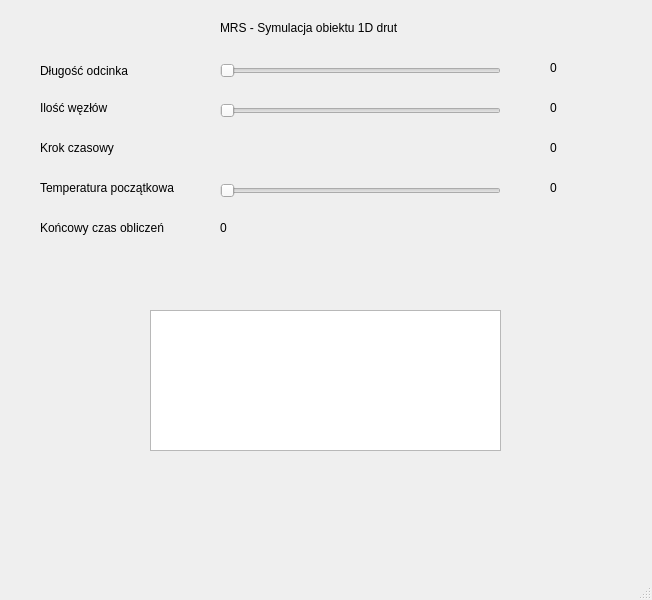
remble1/fdm_python_symulation, file MainWindowSample1.ui: the form before one commit.
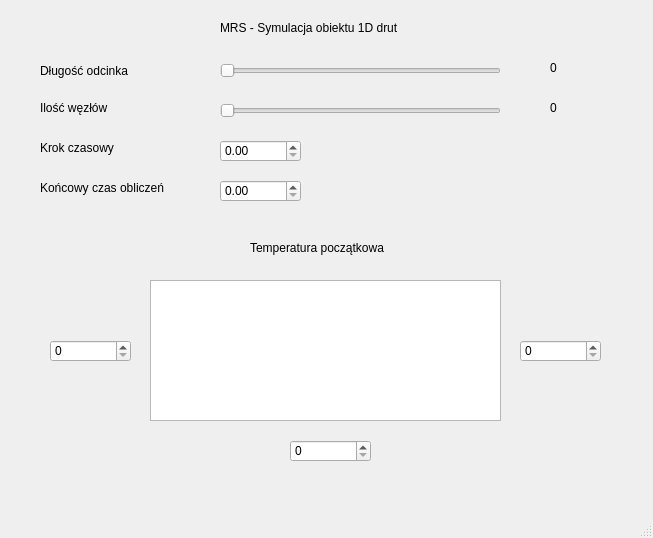
The form after the commit.

Commit message: connect slider with label

Patch:
```diff
--- a/MainWindowSample1.ui
+++ b/MainWindowSample1.ui
@@ -6,8 +6,8 @@
    <rect>
     <x>0</x>
     <y>0</y>
-    <width>652</width>
-    <height>600</height>
+    <width>653</width>
+    <height>538</height>
    </rect>
   </property>
   <property name="windowTitle">
@@ -104,8 +104,8 @@
    <widget class="QLabel" name="label_6">
     <property name="geometry">
      <rect>
-      <x>40</x>
-      <y>180</y>
+      <x>250</x>
+      <y>240</y>
       <width>151</width>
       <height>16</height>
      </rect>
@@ -114,24 +114,11 @@
      <string>Temperatura początkowa</string>
     </property>
    </widget>
-   <widget class="QSlider" name="horizontalSlider_5">
-    <property name="geometry">
-     <rect>
-      <x>220</x>
-      <y>180</y>
-      <width>281</width>
-      <height>22</height>
-     </rect>
-    </property>
-    <property name="orientation">
-     <enum>Qt::Horizontal</enum>
-    </property>
-   </widget>
    <widget class="QGraphicsView" name="graphicsView">
     <property name="geometry">
      <rect>
       <x>150</x>
-      <y>310</y>
+      <y>280</y>
       <width>351</width>
       <height>141</height>
      </rect>
@@ -141,7 +128,7 @@
     <property name="geometry">
      <rect>
       <x>40</x>
-      <y>220</y>
+      <y>180</y>
       <width>161</width>
       <height>16</height>
      </rect>
@@ -176,43 +163,75 @@
      <string>0</string>
     </property>
    </widget>
-   <widget class="QLabel" name="label_10">
+   <widget class="QSpinBox" name="setTempL">
     <property name="geometry">
      <rect>
-      <x>550</x>
+      <x>50</x>
+      <y>340</y>
+      <width>81</width>
+      <height>22</height>
+     </rect>
+    </property>
+    <property name="maximum">
+     <number>1000</number>
+    </property>
+   </widget>
+   <widget class="QSpinBox" name="setTempM">
+    <property name="geometry">
+     <rect>
+      <x>290</x>
+      <y>440</y>
+      <width>81</width>
+      <height>22</height>
+     </rect>
+    </property>
+    <property name="maximum">
+     <number>1000</number>
+    </property>
+   </widget>
+   <widget class="QSpinBox" name="setTempP">
+    <property name="geometry">
+     <rect>
+      <x>520</x>
+      <y>340</y>
+      <width>81</width>
+      <height>22</height>
+     </rect>
+    </property>
+    <property name="maximum">
+     <number>1000</number>
+    </property>
+   </widget>
+   <widget class="QDoubleSpinBox" name="krokCzasowyDoubleSpinBox">
+    <property name="geometry">
+     <rect>
+      <x>220</x>
       <y>140</y>
-      <width>55</width>
-      <height>16</height>
+      <width>81</width>
+      <height>22</height>
      </rect>
     </property>
-    <property name="text">
-     <string>0</string>
+    <property name="maximum">
+     <double>10.000000000000000</double>
+    </property>
+    <property name="singleStep">
+     <double>0.100000000000000</double>
     </property>
    </widget>
-   <widget class="QLabel" name="label_12">
+   <widget class="QDoubleSpinBox" name="koncowyCzasDoubleSpinBox_2">
     <property name="geometry">
      <rect>
-      <x>550</x>
+      <x>220</x>
       <y>180</y>
-      <width>55</width>
-      <height>16</height>
+      <width>81</width>
+      <height>22</height>
      </rect>
     </property>
-    <property name="text">
-     <string>0</string>
+    <property name="maximum">
+     <double>4.000000000000000</double>
     </property>
-   </widget>
-   <widget class="QLabel" name="label_13">
-    <property name="geometry">
-     <rect>
-      <x>220</x>
-      <y>220</y>
-      <width>55</width>
-      <height>16</height>
-     </rect>
-    </property>
-    <property name="text">
-     <string>0</string>
+    <property name="singleStep">
+     <double>0.100000000000000</double>
     </property>
    </widget>
   </widget>
```
Left out of the diff: 16 changed lines with no effect on the pictures. The commit also changes 2 other files.
